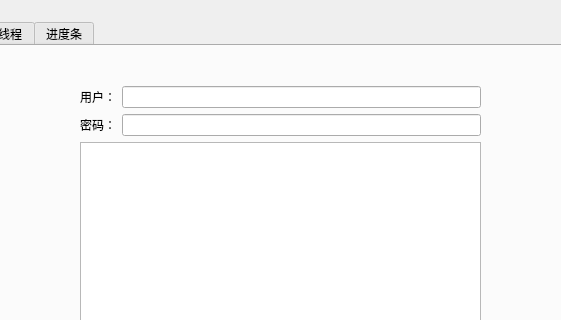
Old version of the form login_test/Project_test.ui in the repository Tianzijing/PyQt_Project; both pictures show x 152 to 713 and y 0 to 320 of the 800 by 600 pixel window.
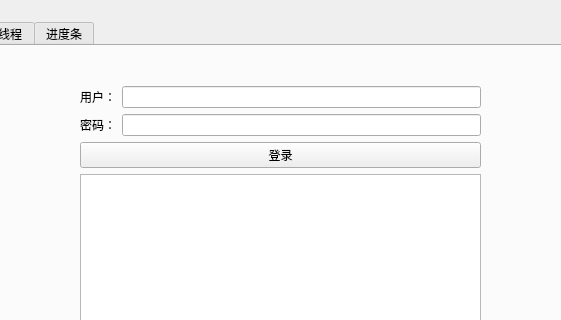
New version of the form.

Commit message: 重写登录测试并整合

```diff
--- a/login_test/Project_test.ui
+++ b/login_test/Project_test.ui
@@ -68,6 +68,13 @@
          </item>
         </layout>
        </item>
+       <item>
+        <widget class="QPushButton" name="login_Button">
+         <property name="text">
+          <string>登录</string>
+         </property>
+        </widget>
+       </item>
        <item>
         <widget class="QTextBrowser" name="login_log"/>
        </item>
```
The commit also changes 4 other files.
